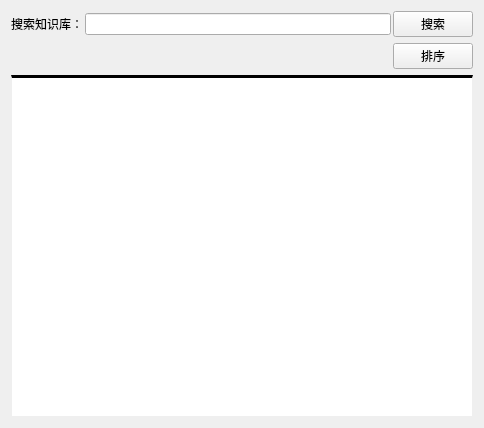
Above: Srcs/RecentKLWindow/RecentKLWindow.ui from NuclearCannon/knowledge_manager before the change. Below: the same form after it.
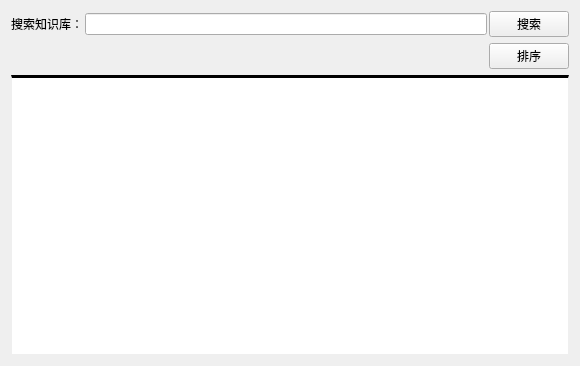
That is the form after the change.

The edit to the form file:
```diff
--- a/Srcs/RecentKLWindow/RecentKLWindow.ui
+++ b/Srcs/RecentKLWindow/RecentKLWindow.ui
@@ -6,8 +6,8 @@
    <rect>
     <x>0</x>
     <y>0</y>
-    <width>484</width>
-    <height>428</height>
+    <width>580</width>
+    <height>366</height>
    </rect>
   </property>
   <property name="sizePolicy">
@@ -42,8 +42,8 @@
    margin: 1px;  /* 设置项目的外边距为1像素 */
 }
 QListWidget::item:selected {
-   background-color: #a0c4ff;  /* 设置选中项目的背景颜色为浅蓝色 */
-   color: white;  /* 设置选中项目的字体颜色为白色 */
+   background-color: rgb(235, 235, 235); 
+   color: white;
 }</string>
      </property>
     </widget>
```
Left out of the diff: 2 changed lines with no effect on the pictures.
